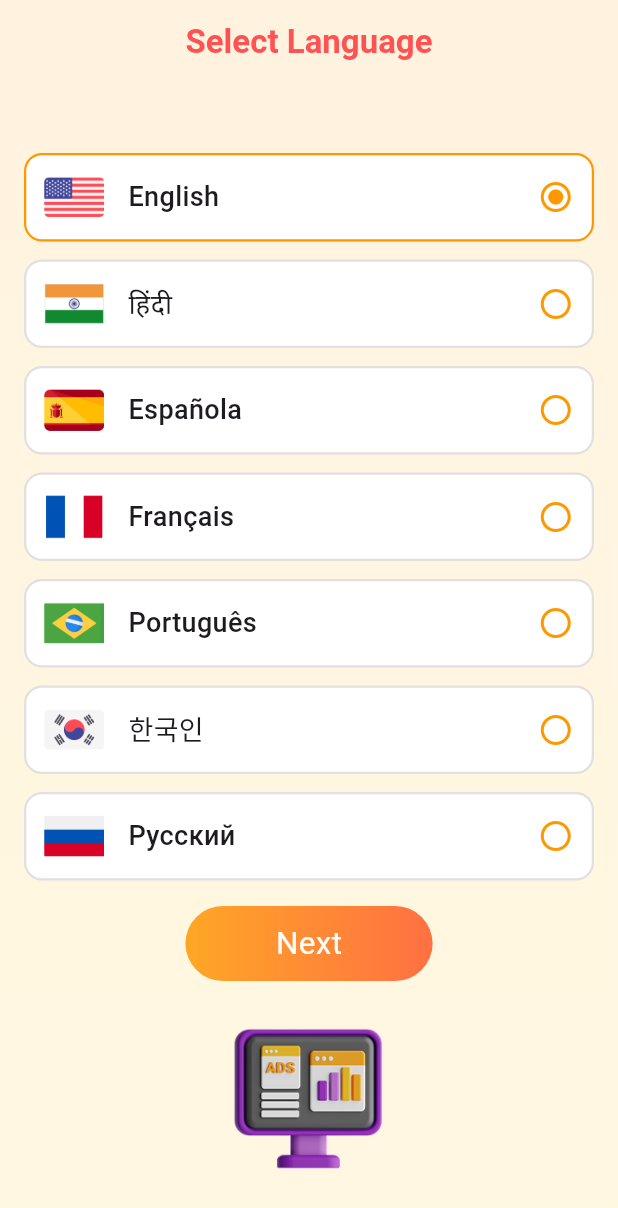
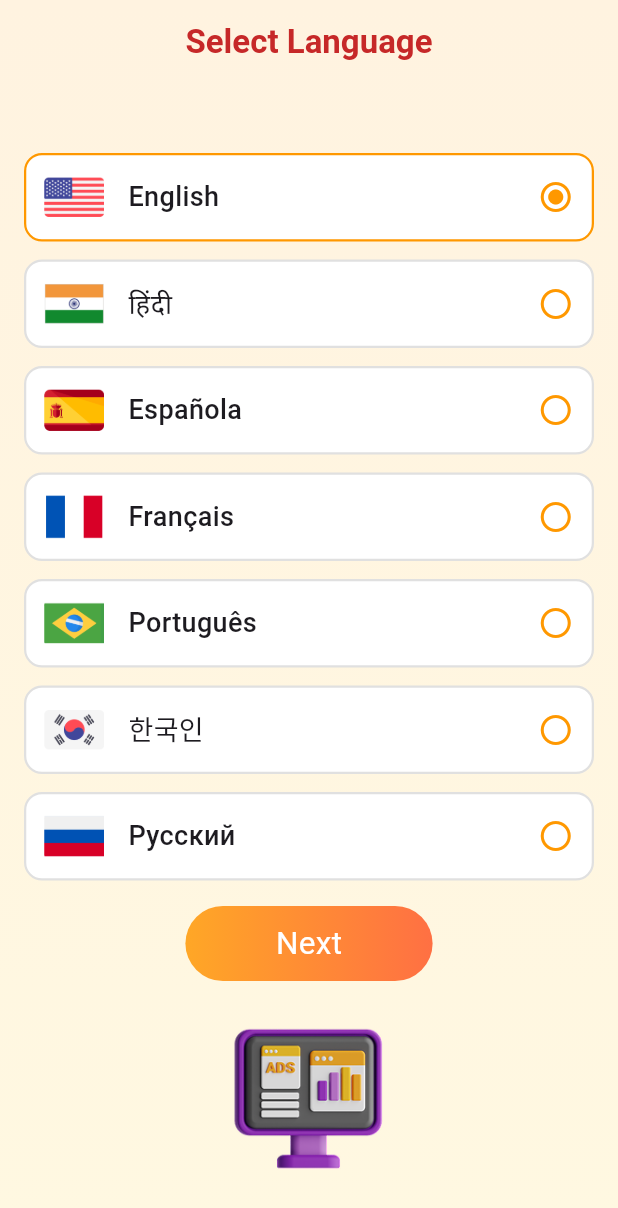
Before and after one commit to VCodes0/Aarti-App, a Flutter app: the screen it shows after launch, on a phone screen of 412 x 824 dp. Shown: the top 1208 px of the screen. Run offline on Flutter 3.47's test engine with Material 3 defaults, Android fonts, the phone set to English and light mode, and no system bars; our stand-ins replace get.

```diff
--- a/lib/View/Permission/permission_page.dart
+++ b/lib/View/Permission/permission_page.dart
@@ -87,7 +87,7 @@ class _PermissionPageState extends State<PermissionPage> {
               /// CONTINUE BUTTON
               Center(
                 child: InkWell(
-                  onTap: () => Get.to(HomePage()),
+                  onTap: () => Get.off(GetStartedPage()),
                   child: CustomNextButton(text: "Continue"),
                 ),
               ),
--- a/lib/main.dart
+++ b/lib/main.dart
@@ -1,6 +1,7 @@
 import 'package:flutter/cupertino.dart';
 import 'package:flutter/material.dart';
 import 'package:get/get.dart';
+import 'package:provider/provider.dart';
 
 import 'View/Splash/splash_page.dart';
 
@@ -15,15 +16,17 @@ class MyApp extends StatelessWidget {
 
   @override
   Widget build(BuildContext context) {
-    return GetMaterialApp(
+    return MultiProvider(
+      providers: [],
+      child: GetMaterialApp(
         debugShowCheckedModeBanner: false,
         title: 'God Aarti App',
         theme: ThemeData(
-        appBarTheme: const AppBarTheme(
+          appBarTheme: AppBarTheme(
             titleSpacing: 1,
             centerTitle: true,
             titleTextStyle: TextStyle(
-            color: Colors.redAccent,
+              color: Colors.red[800],
               fontWeight: FontWeight.bold,
               fontSize: 22,
             ),
@@ -32,6 +35,7 @@ class MyApp extends StatelessWidget {
           ),
         ),
         home: const SplashPage(),
+      ),
     );
   }
 }
--- a/pubspec.yaml
+++ b/pubspec.yaml
@@ -35,6 +35,9 @@ dependencies:
   # Use with the CupertinoIcons class for iOS style icons.
   cupertino_icons: ^1.0.8
   get: ^4.7.2
+  provider: ^6.1.5
+  dio: ^5.8.0+1
+  http: ^1.4.0
 
 dev_dependencies:
   flutter_test:
```
Also changed, not shown: lib/View/Home/home_page.dart (+53 -3 lines), assets/Bottom.png (added), assets/Get Strated.png (added), assets/Privacy.png (added), assets/Rate US.png (added), assets/Share.png (added), assets/नमस्कार,.png (added), pubspec.lock, 1 other file. Lines whose indentation alone changed are shown as unchanged.
